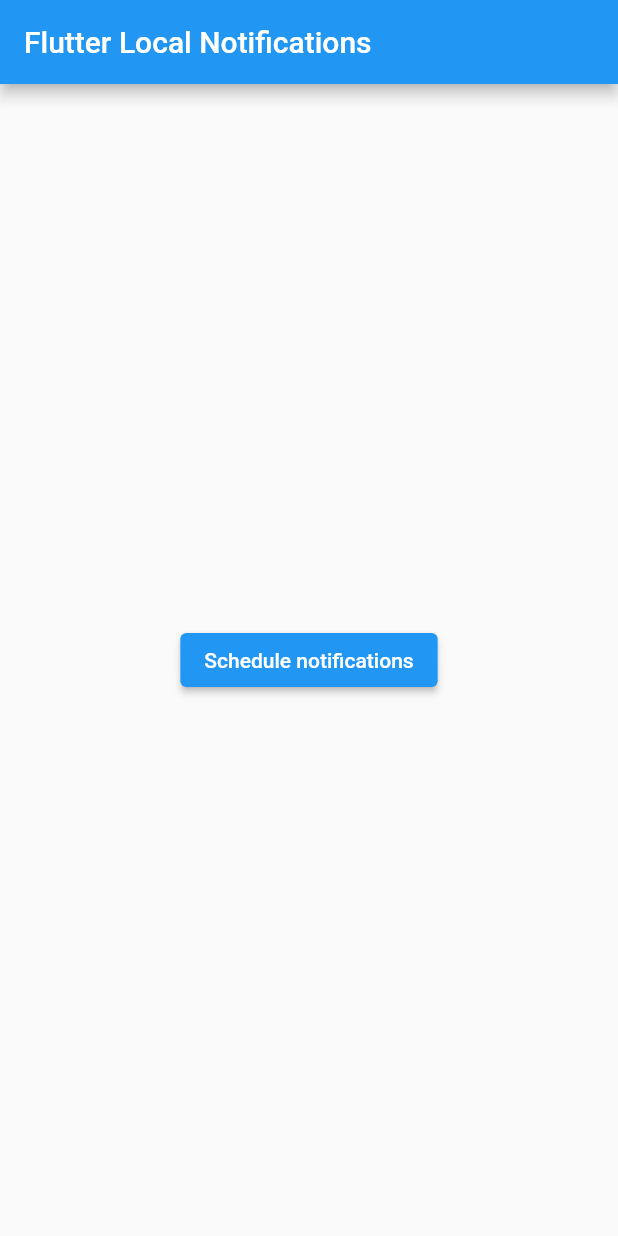
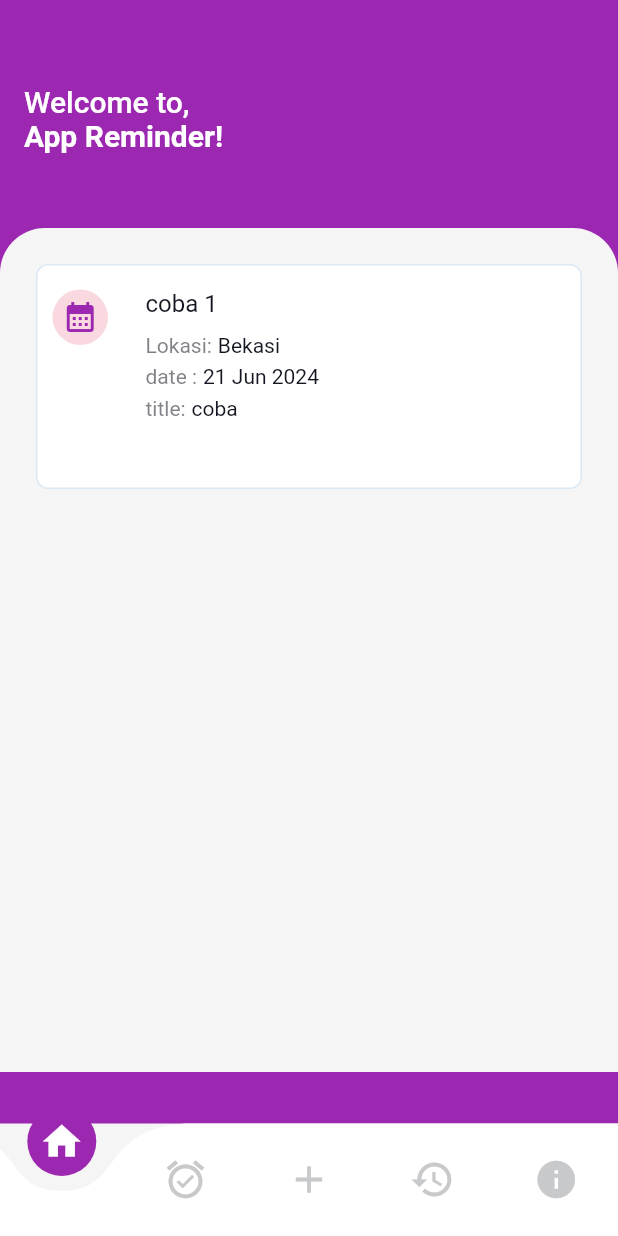
Before and after one commit to ropiudindev/reminder_app, a Flutter app: the screen it shows after launch, on a phone screen of 412 x 824 dp. Run offline on Flutter 3.47's test engine with Material 2 defaults, Android fonts, the phone set to English and light mode, and no system bars; drawn by our look-alikes of curved_navigation_bar; our stand-ins replace flutter_local_notifications, flutter_screenutil, timezone.

Commit message:
chore : add homepage

```diff
--- a/lib/main.dart
+++ b/lib/main.dart
@@ -1,8 +1,9 @@
 import 'package:flutter/material.dart';
+import 'package:flutter_screenutil/flutter_screenutil.dart';
+import 'package:reminder_app/presentation/home_screen.dart';
 import 'package:timezone/data/latest.dart' as tz;
 
 import 'plugin/notification_plugin.dart';
-import 'presentation/home_screen.dart';
 
 void main() {
   WidgetsFlutterBinding.ensureInitialized();
@@ -16,13 +17,18 @@ class MyApp extends StatelessWidget {
 
   @override
   Widget build(BuildContext context) {
+    return ScreenUtilInit(
+      designSize: const Size(375, 812),
+      builder: (BuildContext context, Widget? child) {
         return MaterialApp(
           title: 'Flutter Notifications',
           debugShowCheckedModeBanner: false,
           theme: ThemeData(
             primarySwatch: Colors.blue,
           ),
-      home: const HomeScreen(title: 'Flutter Local Notifications'),
+          home:  const HomeScreen(),
+        );
+      }
     );
   }
 }
--- a/lib/presentation/home_screen.dart
+++ b/lib/presentation/home_screen.dart
@@ -1,44 +1,180 @@
+import 'package:curved_navigation_bar/curved_navigation_bar.dart';
 import 'package:flutter/material.dart';
-import '../plugin/notification_plugin.dart';
+import 'package:flutter_screenutil/flutter_screenutil.dart';
+import 'package:reminder_app/plugin/notification_plugin.dart';
+import 'package:reminder_app/presentation/widgets/reminder_card.dart';
 
 DateTime scheduleTime = DateTime.now().add(const Duration(seconds: 10));
 
 class HomeScreen extends StatefulWidget {
-  const HomeScreen({super.key, required this.title});
-
-  final String title;
+  const HomeScreen({super.key});
 
   @override
   State<HomeScreen> createState() => _HomeScreenState();
 }
 
 class _HomeScreenState extends State<HomeScreen> {
+  int activeIndex = 0;
   @override
   Widget build(BuildContext context) {
     return Scaffold(
-      appBar: AppBar(
-        title: Text(widget.title),
+      bottomNavigationBar: CurvedNavigationBar(
+        backgroundColor: Colors.grey[100]!,
+        buttonBackgroundColor: Colors.purple,
+        items: [
+          Icon(
+            Icons.home,
+            size: 30.0,
+            color: activeIndex == 0 ? Colors.white : const Color(0xFFC8C9CB),
           ),
-      body: const Center(
+          Icon(
+            Icons.alarm_on_sharp,
+            size: 30.0,
+            color: activeIndex == 1 ? Colors.white : const Color(0xFFC8C9CB),
+          ),
+          Icon(
+            Icons.add,
+            size: 30.0,
+            color: activeIndex == 2 ? Colors.white : const Color(0xFFC8C9CB),
+          ),
+          Icon(
+            Icons.history,
+            size: 30.0,
+            color: activeIndex == 3 ? Colors.white : const Color(0xFFC8C9CB),
+          ),
+          Icon(
+            Icons.info,
+            size: 30.0,
+            color: activeIndex == 4 ? Colors.white : const Color(0xFFC8C9CB),
+          ),
+        ],
+        onTap: (index) {
+          setState(() {
+            activeIndex = index;
+          });
+        },
+      ),
+      backgroundColor: Colors.purple,
+      body: Column(
+        mainAxisSize: MainAxisSize.min,
+        crossAxisAlignment: CrossAxisAlignment.start,
+        children: [
+          const SizedBox(
+            height: kToolbarHeight,
+          ),
+          Container(
+            padding: const EdgeInsets.symmetric(
+              horizontal: 16.0,
+            ),
             child: Column(
-          mainAxisAlignment: MainAxisAlignment.center,
+              mainAxisSize: MainAxisSize.min,
+              crossAxisAlignment: CrossAxisAlignment.start,
               children: [
-            ScheduleBtn(),
+                Row(
+                  mainAxisAlignment: MainAxisAlignment.spaceBetween,
+                  children: [
+                    RichText(
+                      text: TextSpan(
+                        children: [
+                          TextSpan(
+                            text: "Welcome to,\n",
+                            style: Theme.of(context)
+                                .textTheme
+                                .titleLarge
+                                ?.copyWith(
+                                  color: Colors.white,
+                                ),
+                          ),
+                          TextSpan(
+                            text: "App Reminder!",
+                            style: Theme.of(context)
+                                .textTheme
+                                .titleLarge
+                                ?.copyWith(
+                                  color: Colors.white,
+                                  fontWeight: FontWeight.w600,
+                                ),
+                          )
                         ],
                       ),
+                    ),
+                  ],
+                )
+              ],
+            ),
+          ),
+          const SizedBox(
+            height: 50.0,
+          ),
+          Container(
+            width: double.infinity,
+            constraints: BoxConstraints(
+              minHeight: MediaQuery.of(context).size.height - 257.48.h,
+            ),
+            decoration:  BoxDecoration(
+              borderRadius: const BorderRadius.only(
+                topLeft: Radius.circular(30.0),
+                topRight: Radius.circular(30.0),
+              ),
+              color: Colors.grey[100],
+            ),
+            padding: const EdgeInsets.symmetric(
+              vertical: 24.0,
+            ),
+            child: activeIndex == 0
+                ? const Home()
+                : activeIndex == 2
+                    ? const AddReminder()
+                    : const Home(),
+          )
+        ],
       ),
     );
   }
 }
 
-class ScheduleBtn extends StatelessWidget {
-  const ScheduleBtn({
-    Key? key,
-  }) : super(key: key);
+class Home extends StatelessWidget {
+  const Home({
+    super.key,
+  });
 
   @override
   Widget build(BuildContext context) {
-    return ElevatedButton(
+    return  Column(
+      mainAxisSize: MainAxisSize.min,
+      crossAxisAlignment: CrossAxisAlignment.start,
+      children: [
+        Padding(
+          padding: const EdgeInsets.symmetric(
+            horizontal: 24.0,
+          ),
+          child: Column(
+            children: [
+              ReminderCard(order: ReminderModel(id: 0, reminderDate: DateTime.now(), title: 'title', description: 'description')),
+            ],
+          ),
+        ),
+      ],
+    );
+  }
+}
+
+class AddReminder extends StatelessWidget {
+  const AddReminder({
+    super.key,
+  });
+
+  @override
+  Widget build(BuildContext context) {
+    return Column(
+      mainAxisSize: MainAxisSize.min,
+      crossAxisAlignment: CrossAxisAlignment.start,
+      children: [
+        Padding(
+          padding: const EdgeInsets.symmetric(
+            horizontal: 24.0,
+          ),
+          child: ElevatedButton(
             child: const Text('Schedule notifications'),
             onPressed: () {
               debugPrint('Notification Scheduled for $scheduleTime');
@@ -47,6 +183,9 @@ class ScheduleBtn extends StatelessWidget {
                   body: '$scheduleTime',
                   scheduledNotificationDateTime: scheduleTime);
             },
+          ),
+        ),
+      ],
     );
   }
 }
--- /dev/null
+++ b/lib/presentation/widgets/reminder_card.dart
@@ -0,0 +1,123 @@
+import 'package:flutter/material.dart';
+import 'package:intl/intl.dart';
+
+class ReminderCard extends StatelessWidget {
+  final ReminderModel order;
+
+  ReminderCard({super.key,
+    required this.order,
+  });
+
+  // For formatting date
+  final DateFormat formatter = DateFormat('dd MMM yyyy');
+
+  @override
+  Widget build(BuildContext context) {
+    return GestureDetector(
+      onTap: () {},
+      child: Container(
+        height: 150,
+        decoration: BoxDecoration(
+          color: Colors.white,
+          borderRadius: BorderRadius.circular(8.0),
+          border: Border.all(
+            color: const Color.fromRGBO(220, 233, 245, 1),
+          ),
+        ),
+        padding: const EdgeInsets.symmetric(horizontal: 10.0, vertical: 16.0),
+        child: Row(
+          crossAxisAlignment: CrossAxisAlignment.start,
+          children: [
+            Container(
+              width: 37,
+              height: 37,
+              decoration: const BoxDecoration(
+                shape: BoxShape.circle,
+                color: Color.fromRGBO(221, 40, 81, 0.18),
+              ),
+              child: const Icon(
+                Icons.calendar_month,
+                color: Colors.purple,
+              ),
+            ),
+            const SizedBox(
+              width: 25.0,
+            ),
+            Expanded(
+              child: Column(
+                crossAxisAlignment: CrossAxisAlignment.start,
+                children: [
+                  const Text(
+                    'coba 1',
+                    maxLines: 1,
+                    overflow: TextOverflow.ellipsis,
+                    style: TextStyle(
+                      color: Color.fromRGBO(19, 22, 33, 1),
+                      fontSize: 16.0,
+                    ),
+                  ),
+                  const SizedBox(
+                    height: 10.0,
+                  ),
+                  textRow(
+                    'Lokasi',
+                    'Bekasi',
+                  ),
+                  const SizedBox(
+                    height: 5.0,
+                  ),
+                  textRow('date ', formatter.format(order.reminderDate)),
+                  const SizedBox(
+                    height: 5.0,
+                  ),
+                  textRow(
+                    'title',
+                    'coba',
+                  )
+                ],
+              ),
+            ),
+          ],
+        ),
+      ),
+    );
+  }
+}
+
+Widget textRow(String textOne, String textTwo) {
+  return Wrap(
+    children: [
+      Text(
+        '$textOne:',
+        style: const TextStyle(
+          color: Color.fromRGBO(74, 77, 84, 0.7),
+          fontSize: 14.0,
+        ),
+      ),
+      const SizedBox(
+        width: 4.0,
+      ),
+      Text(
+        textTwo,
+        style: const TextStyle(
+          color: Color.fromRGBO(19, 22, 33, 1),
+          fontSize: 14.0,
+        ),
+      ),
+    ],
+  );
+}
+
+class ReminderModel {
+  final int id;
+  final DateTime reminderDate;
+  final String title;
+  final String description;
+
+  ReminderModel({
+    required this.id,
+    required this.reminderDate,
+    required this.title,
+    required this.description,
+  });
+}
--- a/pubspec.yaml
+++ b/pubspec.yaml
@@ -37,6 +37,9 @@ dependencies:
   cupertino_icons: ^1.0.2
   flutter_local_notifications: ^13.0.0
   timezone: ^0.9.0
+  flutter_screenutil: ^5.8.4
+  curved_navigation_bar: ^1.0.3
+  intl: ^0.19.0
 
 dev_dependencies:
   flutter_test:
```
Also changed, not shown: pubspec.lock. Lines whose indentation alone changed are shown as unchanged.
